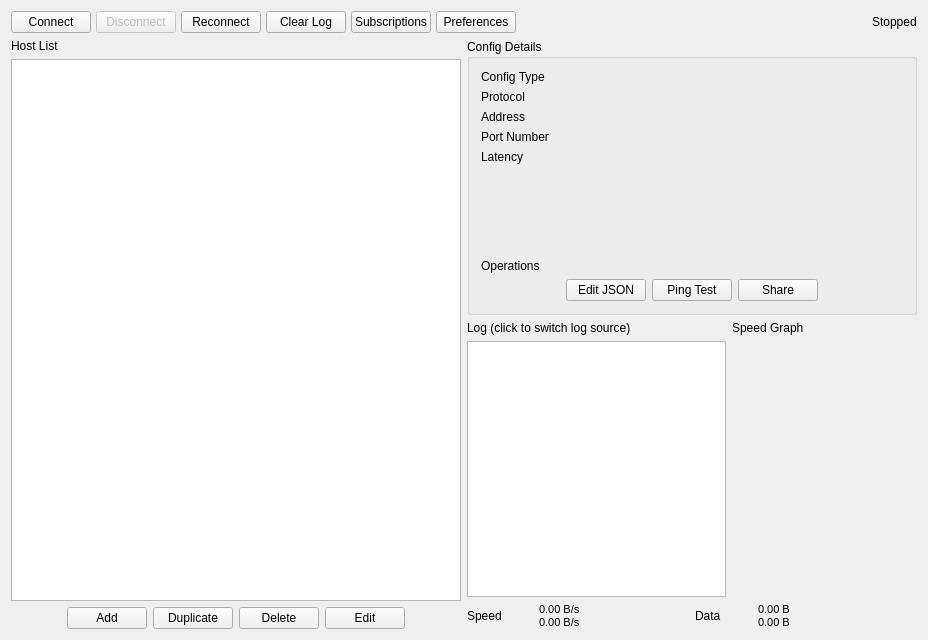
The window that src/ui/w_MainWindow.ui (Qv2ray/Qv2ray) describes before a commit, drawn with Qt 5.
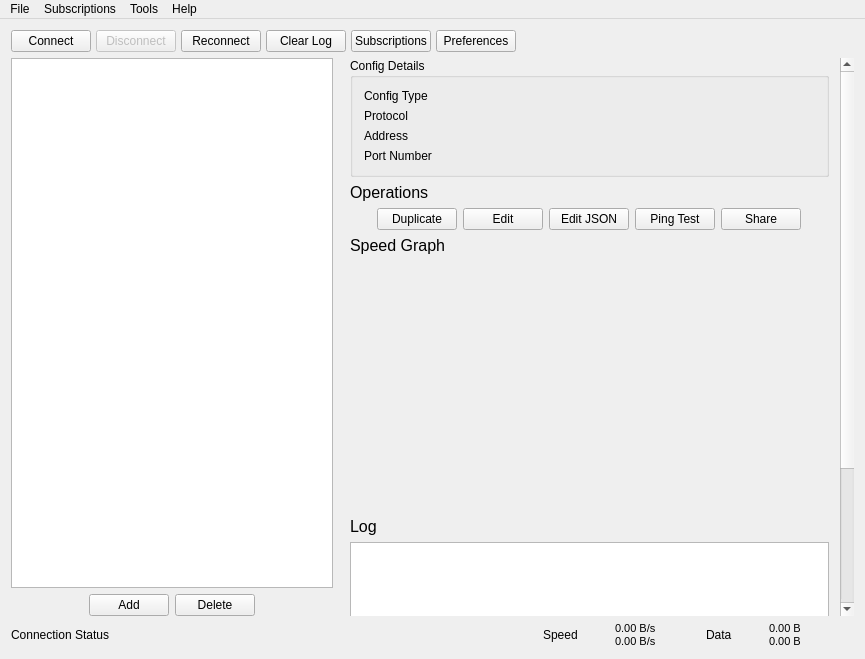
The same window after the commit.

```diff
--- a/src/ui/w_MainWindow.ui
+++ b/src/ui/w_MainWindow.ui
@@ -6,8 +6,8 @@
    <rect>
     <x>0</x>
     <y>0</y>
-    <width>928</width>
-    <height>640</height>
+    <width>865</width>
+    <height>659</height>
    </rect>
   </property>
   <property name="sizePolicy">
@@ -38,9 +38,9 @@
      <height>530</height>
     </size>
    </property>
-   <layout class="QGridLayout" name="gridLayout">
+   <layout class="QGridLayout" name="gridLayout" columnstretch="5,8">
     <item row="0" column="0" colspan="2">
-     <layout class="QHBoxLayout" name="horizontalLayout" stretch="1,1,0,1,0,0,0,0">
+     <layout class="QHBoxLayout" name="horizontalLayout" stretch="1,1,0,1,0,0,0">
       <property name="spacing">
        <number>5</number>
       </property>
@@ -105,30 +105,10 @@
         </property>
        </spacer>
       </item>
-      <item>
-       <widget class="QLabel" name="statusLabel">
-        <property name="cursor">
-         <cursorShape>IBeamCursor</cursorShape>
-        </property>
-        <property name="text">
-         <string>Stopped</string>
-        </property>
-        <property name="textInteractionFlags">
-         <set>Qt::LinksAccessibleByMouse|Qt::TextSelectableByMouse</set>
-        </property>
-       </widget>
-      </item>
      </layout>
     </item>
     <item row="1" column="0">
-     <layout class="QVBoxLayout" name="verticalLayout_3">
-      <item>
-       <widget class="QLabel" name="label_14">
-        <property name="text">
-         <string>Host List</string>
-        </property>
-       </widget>
-      </item>
+     <layout class="QVBoxLayout" name="verticalLayout_2">
       <item>
        <widget class="QTreeWidget" name="connectionListWidget">
         <property name="contextMenuPolicy">
@@ -202,22 +182,6 @@
           </property>
          </widget>
         </item>
-        <item>
-         <widget class="QPushButton" name="duplicateBtn">
-          <property name="toolTip">
-           <string>Duplicate connection</string>
-          </property>
-          <property name="text">
-           <string>Duplicate</string>
-          </property>
-          <property name="iconSize">
-           <size>
-            <width>22</width>
-            <height>22</height>
-           </size>
-          </property>
-         </widget>
-        </item>
         <item>
          <widget class="QPushButton" name="removeConfigButton">
           <property name="sizePolicy">
@@ -240,22 +204,6 @@
           </property>
          </widget>
         </item>
-        <item>
-         <widget class="QPushButton" name="editConfigButton">
-          <property name="toolTip">
-           <string>Edit connection</string>
-          </property>
-          <property name="text">
-           <string>Edit</string>
-          </property>
-          <property name="iconSize">
-           <size>
-            <width>22</width>
-            <height>22</height>
-           </size>
-          </property>
-         </widget>
-        </item>
         <item>
          <spacer name="horizontalSpacer_2">
           <property name="orientation">
@@ -273,15 +221,158 @@
       </item>
      </layout>
     </item>
+    <item row="2" column="0" colspan="2">
+     <layout class="QHBoxLayout" name="horizontalLayout_2">
+      <item>
+       <widget class="QLabel" name="label_8">
+        <property name="minimumSize">
+         <size>
+          <width>300</width>
+          <height>0</height>
+         </size>
+        </property>
+        <property name="text">
+         <string>Connection Status</string>
+        </property>
+       </widget>
+      </item>
+      <item>
+       <spacer name="horizontalSpacer_5">
+        <property name="orientation">
+         <enum>Qt::Horizontal</enum>
+        </property>
+        <property name="sizeHint" stdset="0">
+         <size>
+          <width>40</width>
+          <height>20</height>
+         </size>
+        </property>
+       </spacer>
+      </item>
+      <item>
+       <widget class="QLabel" name="label_5">
+        <property name="text">
+         <string>Speed</string>
+        </property>
+       </widget>
+      </item>
+      <item>
+       <widget class="QWidget" name="updownImageBox" native="true">
+        <property name="sizePolicy">
+         <sizepolicy hsizetype="Fixed" vsizetype="Fixed">
+          <horstretch>32</horstretch>
+          <verstretch>32</verstretch>
+         </sizepolicy>
+        </property>
+        <property name="minimumSize">
+         <size>
+          <width>25</width>
+          <height>25</height>
+         </size>
+        </property>
+       </widget>
+      </item>
+      <item>
+       <widget class="QLabel" name="netspeedLabel">
+        <property name="minimumSize">
+         <size>
+          <width>85</width>
+          <height>0</height>
+         </size>
+        </property>
+        <property name="font">
+         <font>
+          <pointsize>8</pointsize>
+         </font>
+        </property>
+        <property name="text">
+         <string>0.00 B/s
+0.00 B/s</string>
+        </property>
+       </widget>
+      </item>
+      <item>
+       <widget class="QLabel" name="label_6">
+        <property name="sizePolicy">
+         <sizepolicy hsizetype="Minimum" vsizetype="Minimum">
+          <horstretch>0</horstretch>
+          <verstretch>0</verstretch>
+         </sizepolicy>
+        </property>
+        <property name="minimumSize">
+         <size>
+          <width>0</width>
+          <height>0</height>
+         </size>
+        </property>
+        <property name="text">
+         <string>Data</string>
+        </property>
+       </widget>
+      </item>
+      <item>
+       <widget class="QWidget" name="updownImageBox_2" native="true">
+        <property name="sizePolicy">
+         <sizepolicy hsizetype="Fixed" vsizetype="Fixed">
+          <horstretch>32</horstretch>
+          <verstretch>32</verstretch>
+         </sizepolicy>
+        </property>
+        <property name="minimumSize">
+         <size>
+          <width>25</width>
+          <height>25</height>
+         </size>
+        </property>
+       </widget>
+      </item>
+      <item>
+       <widget class="QLabel" name="dataamountLabel">
+        <property name="minimumSize">
+         <size>
+          <width>85</width>
+          <height>0</height>
+         </size>
+        </property>
+        <property name="font">
+         <font>
+          <pointsize>8</pointsize>
+         </font>
+        </property>
+        <property name="text">
+         <string>0.00 B
+0.00 B</string>
+        </property>
+       </widget>
+      </item>
+     </layout>
+    </item>
     <item row="1" column="1">
-     <layout class="QVBoxLayout" name="verticalLayout_2">
+     <widget class="QScrollArea" name="scrollArea">
+      <property name="frameShape">
+       <enum>QFrame::NoFrame</enum>
+      </property>
+      <property name="widgetResizable">
+       <bool>true</bool>
+      </property>
+      <widget class="QWidget" name="scrollAreaWidgetContents">
+       <property name="geometry">
+        <rect>
+         <x>0</x>
+         <y>0</y>
+         <width>504</width>
+         <height>759</height>
+        </rect>
+       </property>
+       <layout class="QVBoxLayout" name="verticalLayout_3">
+        <property name="topMargin">
+         <number>0</number>
+        </property>
       <item>
        <widget class="QGroupBox" name="groupBox">
         <property name="title">
          <string>Config Details</string>
         </property>
-        <layout class="QVBoxLayout" name="verticalLayout" stretch="1,0,0">
-         <item>
           <layout class="QFormLayout" name="formLayout">
            <item row="0" column="0">
             <widget class="QLabel" name="label_4">
@@ -363,30 +454,16 @@
              </property>
             </widget>
            </item>
-           <item row="4" column="0">
-            <widget class="QLabel" name="label_8">
-             <property name="text">
-              <string>Latency</string>
-             </property>
-            </widget>
-           </item>
-           <item row="4" column="1">
-            <widget class="QLabel" name="latencyLabel">
-             <property name="cursor">
-              <cursorShape>IBeamCursor</cursorShape>
-             </property>
-             <property name="text">
-              <string/>
-             </property>
-             <property name="textInteractionFlags">
-              <set>Qt::LinksAccessibleByMouse|Qt::TextSelectableByMouse</set>
-             </property>
-            </widget>
-           </item>
           </layout>
+         </widget>
          </item>
          <item>
           <widget class="QLabel" name="label_7">
+          <property name="font">
+           <font>
+            <pointsize>12</pointsize>
+           </font>
+          </property>
            <property name="text">
             <string>Operations</string>
            </property>
@@ -407,6 +484,38 @@
              </property>
             </spacer>
            </item>
+          <item>
+           <widget class="QPushButton" name="duplicateBtn">
+            <property name="toolTip">
+             <string>Duplicate connection</string>
+            </property>
+            <property name="text">
+             <string>Duplicate</string>
+            </property>
+            <property name="iconSize">
+             <size>
+              <width>22</width>
+              <height>22</height>
+             </size>
+            </property>
+           </widget>
+          </item>
+          <item>
+           <widget class="QPushButton" name="editConfigButton">
+            <property name="toolTip">
+             <string>Edit connection</string>
+            </property>
+            <property name="text">
+             <string>Edit</string>
+            </property>
+            <property name="iconSize">
+             <size>
+              <width>22</width>
+              <height>22</height>
+             </size>
+            </property>
+           </widget>
+          </item>
            <item>
             <widget class="QPushButton" name="editJsonBtn">
              <property name="toolTip">
@@ -467,158 +576,149 @@
            </item>
           </layout>
          </item>
-        </layout>
-       </widget>
-      </item>
       <item>
-       <layout class="QGridLayout" name="gridLayout_3" rowstretch="0,1" columnstretch="7,5">
-        <item row="0" column="0">
-         <widget class="QLabel" name="logLabel">
-          <property name="text">
-           <string>Log (click to switch log source)</string>
+         <widget class="QLabel" name="label_9">
+          <property name="font">
+           <font>
+            <pointsize>12</pointsize>
+           </font>
           </property>
-         </widget>
-        </item>
-        <item row="0" column="1">
-         <widget class="QLabel" name="label_10">
           <property name="text">
            <string>Speed Graph</string>
           </property>
          </widget>
         </item>
-        <item row="1" column="0">
-         <widget class="QTextBrowser" name="masterLogBrowser"/>
-        </item>
-        <item row="1" column="1">
-         <layout class="QGridLayout" name="speedChart"/>
-        </item>
-       </layout>
-      </item>
       <item>
-       <layout class="QHBoxLayout" name="horizontalLayout_6" stretch="1,1">
-        <item>
-         <layout class="QHBoxLayout" name="horizontalLayout_5">
-          <item>
-           <widget class="QLabel" name="label_5">
-            <property name="text">
-             <string>Speed</string>
-            </property>
-           </widget>
-          </item>
-          <item>
-           <widget class="QWidget" name="updownImageBox" native="true">
-            <property name="sizePolicy">
-             <sizepolicy hsizetype="Fixed" vsizetype="Fixed">
-              <horstretch>32</horstretch>
-              <verstretch>32</verstretch>
-             </sizepolicy>
-            </property>
+         <widget class="QWidget" name="widget" native="true">
             <property name="minimumSize">
              <size>
-              <width>25</width>
-              <height>25</height>
-             </size>
-            </property>
+            <width>0</width>
+            <height>250</height>
+           </size>
+          </property>
+          <layout class="QGridLayout" name="speedChart">
+           <property name="leftMargin">
+            <number>0</number>
+           </property>
+           <property name="topMargin">
+            <number>0</number>
+           </property>
+           <property name="rightMargin">
+            <number>0</number>
+           </property>
+           <property name="bottomMargin">
+            <number>0</number>
+           </property>
+          </layout>
            </widget>
           </item>
           <item>
-           <widget class="QLabel" name="netspeedLabel">
+         <widget class="QLabel" name="label_10">
             <property name="font">
              <font>
-              <pointsize>8</pointsize>
+            <pointsize>12</pointsize>
              </font>
             </property>
             <property name="text">
-             <string>0.00 B/s
-0.00 B/s</string>
+           <string>Log</string>
             </property>
            </widget>
           </item>
           <item>
-           <spacer name="horizontalSpacer_6">
-            <property name="orientation">
-             <enum>Qt::Horizontal</enum>
-            </property>
-            <property name="sizeHint" stdset="0">
+         <widget class="QTextBrowser" name="masterLogBrowser">
+          <property name="minimumSize">
              <size>
-              <width>40</width>
-              <height>20</height>
-             </size>
-            </property>
-           </spacer>
-          </item>
-         </layout>
-        </item>
-        <item>
-         <layout class="QHBoxLayout" name="horizontalLayout_2">
-          <item>
-           <widget class="QLabel" name="label_6">
-            <property name="sizePolicy">
-             <sizepolicy hsizetype="Minimum" vsizetype="Minimum">
-              <horstretch>0</horstretch>
-              <verstretch>0</verstretch>
-             </sizepolicy>
-            </property>
-            <property name="minimumSize">
-             <size>
-              <width>0</width>
-              <height>0</height>
-             </size>
-            </property>
-            <property name="text">
-             <string>Data</string>
-            </property>
-           </widget>
-          </item>
-          <item>
-           <widget class="QWidget" name="updownImageBox_2" native="true">
-            <property name="sizePolicy">
-             <sizepolicy hsizetype="Fixed" vsizetype="Fixed">
-              <horstretch>32</horstretch>
-              <verstretch>32</verstretch>
-             </sizepolicy>
-            </property>
-            <property name="minimumSize">
-             <size>
-              <width>25</width>
-              <height>25</height>
-             </size>
-            </property>
-           </widget>
-          </item>
-          <item>
-           <widget class="QLabel" name="dataamountLabel">
-            <property name="font">
-             <font>
-              <pointsize>8</pointsize>
-             </font>
-            </property>
-            <property name="text">
-             <string>0.00 B
-0.00 B</string>
-            </property>
-           </widget>
-          </item>
-          <item>
-           <spacer name="horizontalSpacer_7">
-            <property name="orientation">
-             <enum>Qt::Horizontal</enum>
-            </property>
-            <property name="sizeHint" stdset="0">
-             <size>
-              <width>40</width>
-              <height>20</height>
-             </size>
-            </property>
-           </spacer>
-          </item>
-         </layout>
-        </item>
-       </layout>
-      </item>
-     </layout>
-    </item>
-   </layout>
+            <width>0</width>
+            <height>250</height>
+           </size>
+          </property>
+         </widget>
+        </item>
+       </layout>
+      </widget>
+     </widget>
+    </item>
+   </layout>
+  </widget>
+  <widget class="QMenuBar" name="menuBar">
+   <property name="geometry">
+    <rect>
+     <x>0</x>
+     <y>0</y>
+     <width>865</width>
+     <height>22</height>
+    </rect>
+   </property>
+   <widget class="QMenu" name="menuFile">
+    <property name="title">
+     <string>File</string>
+    </property>
+    <widget class="QMenu" name="menuImport_Connection">
+     <property name="title">
+      <string>Import Connection</string>
+     </property>
+     <addaction name="actionFrom_File"/>
+     <addaction name="actionFrom_Connection_Link"/>
+     <addaction name="actionFrom_QRCode_File"/>
+     <addaction name="actionTake_ScreenShot"/>
+     <addaction name="separator"/>
+     <addaction name="actionManually_Create_Connection"/>
+     <addaction name="actionManually_Create_Complex_Connection"/>
+    </widget>
+    <widget class="QMenu" name="menuExport_Connection">
+     <property name="title">
+      <string>Export Connection</string>
+     </property>
+     <addaction name="actionCopy_Connection_Link"/>
+     <addaction name="actionCopy_QRCode"/>
+     <addaction name="actionSave_QRCode"/>
+    </widget>
+    <addaction name="menuImport_Connection"/>
+    <addaction name="menuExport_Connection"/>
+    <addaction name="separator"/>
+    <addaction name="actionOpen_Qv2ray_Configuration_Folder"/>
+    <addaction name="separator"/>
+    <addaction name="actionExit_2"/>
+   </widget>
+   <widget class="QMenu" name="menuSubscriptions">
+    <property name="title">
+     <string>Subscriptions</string>
+    </property>
+    <widget class="QMenu" name="menuUpdate_Subscriptions">
+     <property name="title">
+      <string>Update Subscriptions</string>
+     </property>
+     <addaction name="actionUpdate_All_Subscriptions"/>
+     <addaction name="actionUpdate_All_Subscriptions_with_System_Proxy"/>
+     <addaction name="separator"/>
+    </widget>
+    <addaction name="actionSubscription_Manager"/>
+    <addaction name="separator"/>
+    <addaction name="menuUpdate_Subscriptions"/>
+   </widget>
+   <widget class="QMenu" name="menuTools">
+    <property name="title">
+     <string>Tools</string>
+    </property>
+    <addaction name="actionJson_Editor"/>
+    <addaction name="separator"/>
+    <addaction name="actionOptions"/>
+   </widget>
+   <widget class="QMenu" name="menuHelp">
+    <property name="title">
+     <string>Help</string>
+    </property>
+    <addaction name="actionSave_Qv2ray_Log"/>
+    <addaction name="separator"/>
+    <addaction name="actionAbout_Qt"/>
+    <addaction name="actionAbout_Qv2ray"/>
+    <addaction name="separator"/>
+    <addaction name="actionHelp"/>
+   </widget>
+   <addaction name="menuFile"/>
+   <addaction name="menuSubscriptions"/>
+   <addaction name="menuTools"/>
+   <addaction name="menuHelp"/>
   </widget>
   <action name="actionEdit">
    <property name="text">
```
Left out of the diff: 123 changed lines with no effect on the pictures. Lines whose indentation alone changed are shown as unchanged.
